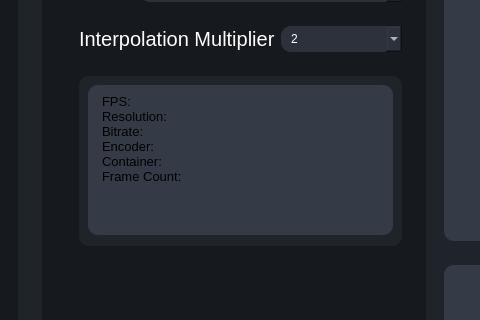
TNTwise/REAL-Video-Enhancer, file testRVEInterface.ui: the form before one commit; both pictures show x 88 to 568 and y 291 to 611 of the 897 by 1087 pixel window.
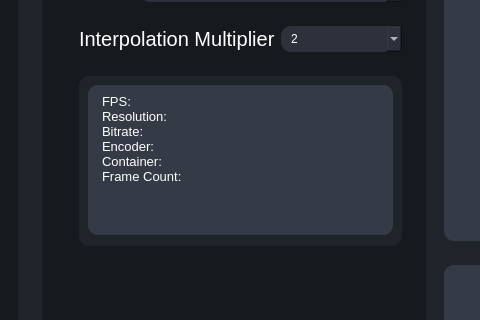
The form after the commit. The open tabs and pages were chosen to show the change. Icons and pictures are not drawn.

Diff of the .ui file:
```diff
--- a/testRVEInterface.ui
+++ b/testRVEInterface.ui
@@ -812,6 +812,9 @@
                       <layout class="QVBoxLayout" name="verticalLayout_10">
                        <item>
                         <widget class="QTextEdit" name="videoInfoTextEdit">
+                         <property name="enabled">
+                          <bool>true</bool>
+                         </property>
                          <property name="sizePolicy">
                           <sizepolicy hsizetype="MinimumExpanding" vsizetype="MinimumExpanding">
                            <horstretch>0</horstretch>
@@ -835,8 +838,10 @@
                          </property>
                          <property name="styleSheet">
                           <string notr="true">QTextEdit{
-background-color:#343b47
-}</string>
+background-color:#343b47;
+color:white;
+}
+QTextEdit:disabled{color:white;}</string>
                          </property>
                          <property name="verticalScrollBarPolicy">
                           <enum>Qt::ScrollBarPolicy::ScrollBarAlwaysOff</enum>
```
